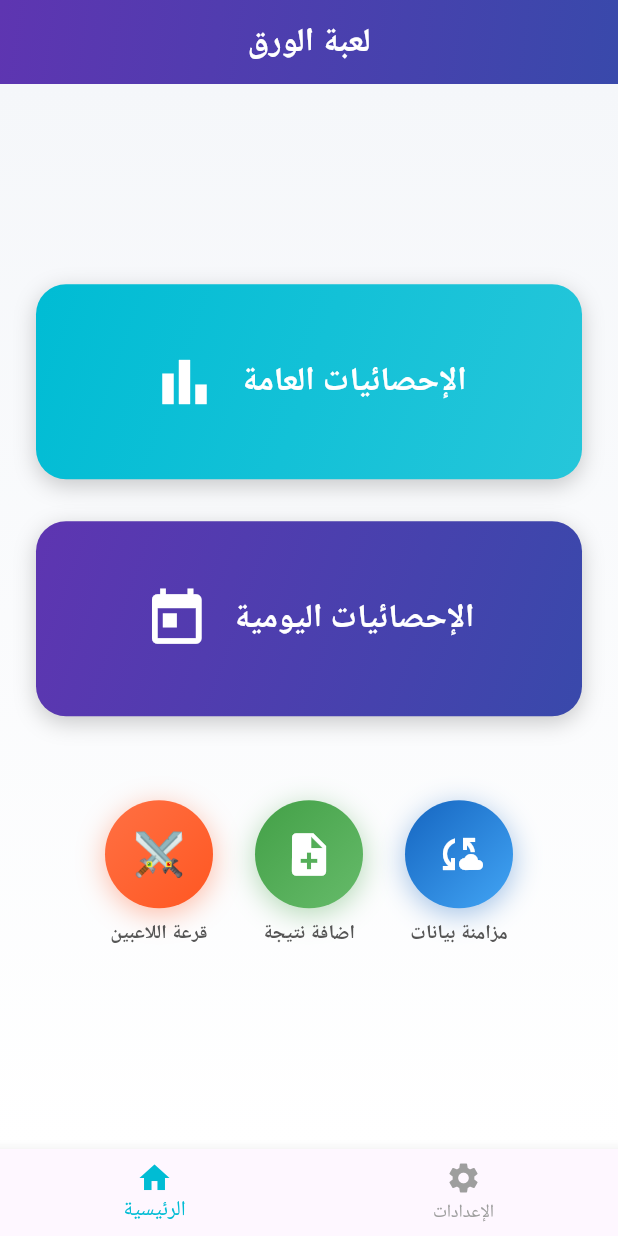
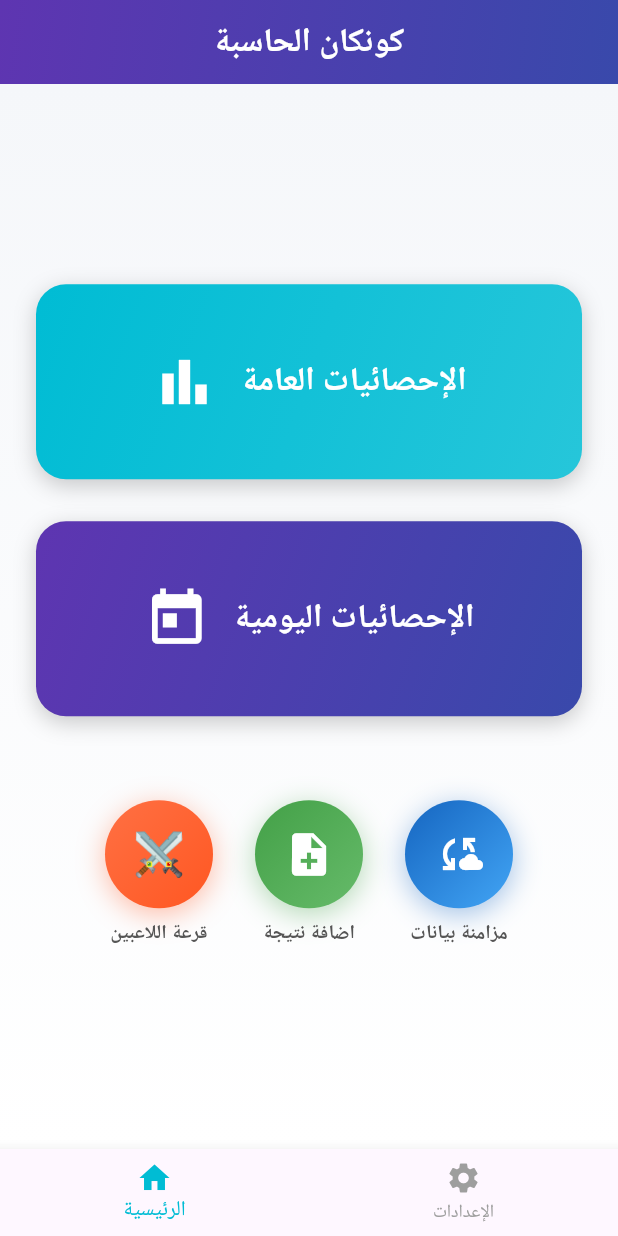
Before and after one commit to AiExpert1985/family_cards, a Flutter app: the screen it shows after launch, on a phone screen of 412 x 824 dp. Run offline on Flutter 3.47's test engine with Material 3 defaults, Android fonts, the phone set to English and light mode, and no system bars; our stand-ins replace file_picker, flutter_riverpod, share_plus, shared_preferences, table_calendar.

Commit message:
change the main screen title

```diff
--- a/lib/pages/home_page.dart
+++ b/lib/pages/home_page.dart
@@ -22,7 +22,7 @@ class _HomePageState extends ConsumerState<HomePage> {
       case 1:
         return 'الإعدادات';
       default:
-        return 'لعبة الورق';
+        return 'كونكان الحاسبة';
     }
   }
 
@@ -30,7 +30,10 @@ class _HomePageState extends ConsumerState<HomePage> {
   Widget build(BuildContext context) {
     return Scaffold(
       appBar: AppBar(
-        title: Text(_title, style: const TextStyle(fontWeight: FontWeight.bold)),
+        title: Text(
+          _title,
+          style: const TextStyle(fontWeight: FontWeight.bold),
+        ),
         flexibleSpace: Container(
           decoration: const BoxDecoration(gradient: AppTheme.primaryGradient),
         ),
@@ -45,7 +48,10 @@ class _HomePageState extends ConsumerState<HomePage> {
         unselectedItemColor: Colors.grey,
         items: const [
           BottomNavigationBarItem(icon: Icon(Icons.home), label: 'الرئيسية'),
-          BottomNavigationBarItem(icon: Icon(Icons.settings), label: 'الإعدادات'),
+          BottomNavigationBarItem(
+            icon: Icon(Icons.settings),
+            label: 'الإعدادات',
+          ),
         ],
       ),
     );
```
